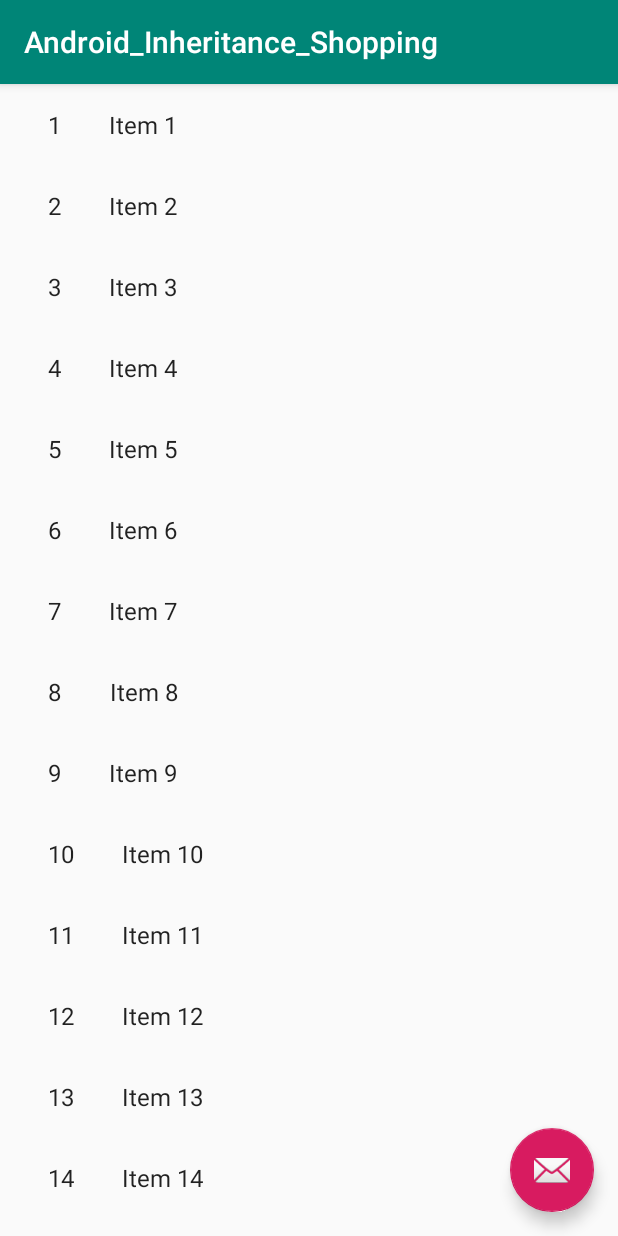
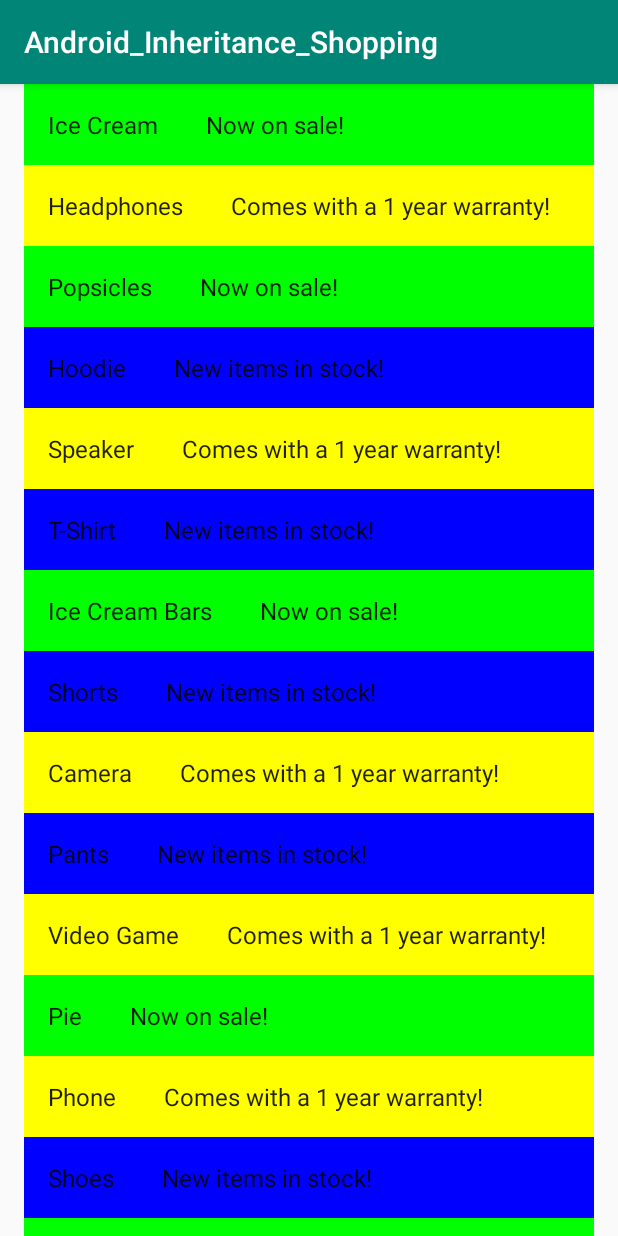
Before and after one commit to bloominstituteoftechnology/Android_Inheritance_Shopping, an Android app: the screen it shows after launch (ShoppingItemListActivity), on a phone screen of 412 x 824 dp. Run offline under Robolectric (Android 15) with nearby library versions, the phone set to English and light mode, and no system bars.

Commit message:
Created ShoppingItem class and children. Changed recycler view to display item info and change background color.

```diff
--- /dev/null
+++ b/app/src/main/java/com/joshuahalvorson/android_inheritance_shopping/Clothing.java
@@ -0,0 +1,16 @@
+package com.joshuahalvorson.android_inheritance_shopping;
+
+import android.graphics.Color;
+
+public class Clothing extends ShoppingItem{
+    static final int COLOR_ID = Color.BLUE;
+
+    public Clothing(String productName){
+        super(productName, COLOR_ID);
+    }
+
+    @Override
+    public String getDisplayName() {
+        return "New items in stock!";
+    }
+}
--- /dev/null
+++ b/app/src/main/java/com/joshuahalvorson/android_inheritance_shopping/Dessert.java
@@ -0,0 +1,16 @@
+package com.joshuahalvorson.android_inheritance_shopping;
+
+import android.graphics.Color;
+
+public class Dessert extends ShoppingItem {
+    static final int COLOR_ID = Color.GREEN;
+
+    public Dessert(String productName){
+        super(productName, COLOR_ID);
+    }
+
+    @Override
+    public String getDisplayName() {
+        return "Now on sale!";
+    }
+}
--- /dev/null
+++ b/app/src/main/java/com/joshuahalvorson/android_inheritance_shopping/Electronics.java
@@ -0,0 +1,16 @@
+package com.joshuahalvorson.android_inheritance_shopping;
+
+import android.graphics.Color;
+
+public class Electronics extends ShoppingItem {
+    static final int COLOR_ID = Color.YELLOW;
+
+    public Electronics(String productName){
+        super(productName, COLOR_ID);
+    }
+
+    @Override
+    public String getDisplayName() {
+        return "Comes with a 1 year warranty!";
+    }
+}
--- /dev/null
+++ b/app/src/main/java/com/joshuahalvorson/android_inheritance_shopping/ShoppingItem.java
@@ -0,0 +1,16 @@
+package com.joshuahalvorson.android_inheritance_shopping;
+
+public class ShoppingItem {
+    String productName;
+    int colorId;
+
+    protected ShoppingItem(String productName, int colorId) {
+        this.productName = productName;
+        this.colorId = colorId;
+    }
+
+    public String getDisplayName(){
+        return this.productName;
+    }
+
+}
--- a/app/src/main/java/com/joshuahalvorson/android_inheritance_shopping/ShoppingItemListActivity.java
+++ b/app/src/main/java/com/joshuahalvorson/android_inheritance_shopping/ShoppingItemListActivity.java
@@ -1,7 +1,5 @@
 package com.joshuahalvorson.android_inheritance_shopping;
 
-import android.content.Context;
-import android.content.Intent;
 import android.os.Bundle;
 import android.support.annotation.NonNull;
 import android.support.v7.app.AppCompatActivity;
@@ -12,20 +10,11 @@ import android.support.design.widget.Snackbar;
 import android.view.LayoutInflater;
 import android.view.View;
 import android.view.ViewGroup;
+import android.widget.LinearLayout;
 import android.widget.TextView;
-
-import com.joshuahalvorson.android_inheritance_shopping.dummy.DummyContent;
-
+import java.util.ArrayList;
 import java.util.List;
 
-/**
- * An activity representing a list of ItemsShoppingItems. This activity
- * has different presentations for handset and tablet-size devices. On
- * handsets, the activity presents a list of items, which when touched,
- * lead to a {@link ShoppingItemDetailActivity} representing
- * item details. On tablets, the activity presents the list of items and
- * item details side-by-side using two vertical panes.
- */
 public class ShoppingItemListActivity extends AppCompatActivity {
 
     /**
@@ -33,6 +22,7 @@ public class ShoppingItemListActivity extends AppCompatActivity {
      * device.
      */
     private boolean mTwoPane;
+    private ArrayList<ShoppingItem> items;
 
     @Override
     protected void onCreate(Bundle savedInstanceState) {
@@ -43,15 +33,6 @@ public class ShoppingItemListActivity extends AppCompatActivity {
         setSupportActionBar(toolbar);
         toolbar.setTitle(getTitle());
 
-        FloatingActionButton fab = (FloatingActionButton) findViewById(R.id.fab);
-        fab.setOnClickListener(new View.OnClickListener() {
-            @Override
-            public void onClick(View view) {
-                Snackbar.make(view, "Replace with your own action", Snackbar.LENGTH_LONG)
-                        .setAction("Action", null).show();
-            }
-        });
-
         if (findViewById(R.id.shoppingitem_detail_container) != null) {
             // The detail container view will be present only in the
             // large-screen layouts (res/values-w900dp).
@@ -60,45 +41,41 @@ public class ShoppingItemListActivity extends AppCompatActivity {
             mTwoPane = true;
         }
 
+        items = new ArrayList<>();
+        items.add(new Dessert("Ice Cream"));
+        items.add(new Electronics("Headphones"));
+        items.add(new Dessert("Popsicles"));
+        items.add(new Clothing("Hoodie"));
+        items.add(new Electronics("Speaker"));
+        items.add(new Clothing("T-Shirt"));
+        items.add(new Dessert("Ice Cream Bars"));
+        items.add(new Clothing("Shorts"));
+        items.add(new Electronics("Camera"));
+        items.add(new Clothing("Pants"));
+        items.add(new Electronics("Video Game"));
+        items.add(new Dessert("Pie"));
+        items.add(new Electronics("Phone"));
+        items.add(new Clothing("Shoes"));
+        items.add(new Dessert("Cake"));
+
         View recyclerView = findViewById(R.id.shoppingitem_list);
         assert recyclerView != null;
         setupRecyclerView((RecyclerView) recyclerView);
     }
 
     private void setupRecyclerView(@NonNull RecyclerView recyclerView) {
-        recyclerView.setAdapter(new SimpleItemRecyclerViewAdapter(this, DummyContent.ITEMS, mTwoPane));
+        recyclerView.setAdapter(new SimpleItemRecyclerViewAdapter(this, items, mTwoPane));
     }
 
     public static class SimpleItemRecyclerViewAdapter
             extends RecyclerView.Adapter<SimpleItemRecyclerViewAdapter.ViewHolder> {
 
         private final ShoppingItemListActivity mParentActivity;
-        private final List<DummyContent.DummyItem> mValues;
+        private final List<ShoppingItem> mValues;
         private final boolean mTwoPane;
-        private final View.OnClickListener mOnClickListener = new View.OnClickListener() {
-            @Override
-            public void onClick(View view) {
-                DummyContent.DummyItem item = (DummyContent.DummyItem) view.getTag();
-                if (mTwoPane) {
-                    Bundle arguments = new Bundle();
-                    arguments.putString(ShoppingItemDetailFragment.ARG_ITEM_ID, item.id);
-                    ShoppingItemDetailFragment fragment = new ShoppingItemDetailFragment();
-                    fragment.setArguments(arguments);
-                    mParentActivity.getSupportFragmentManager().beginTransaction()
-                            .replace(R.id.shoppingitem_detail_container, fragment)
-                            .commit();
-                } else {
-                    Context context = view.getContext();
-                    Intent intent = new Intent(context, ShoppingItemDetailActivity.class);
-                    intent.putExtra(ShoppingItemDetailFragment.ARG_ITEM_ID, item.id);
-
-                    context.startActivity(intent);
-                }
-            }
-        };
 
         SimpleItemRecyclerViewAdapter(ShoppingItemListActivity parent,
-                                      List<DummyContent.DummyItem> items,
+                                      List<ShoppingItem> items,
                                       boolean twoPane) {
             mValues = items;
             mParentActivity = parent;
@@ -114,11 +91,10 @@ public class ShoppingItemListActivity extends AppCompatActivity {
 
         @Override
         public void onBindViewHolder(final ViewHolder holder, int position) {
-            holder.mIdView.setText(mValues.get(position).id);
-            holder.mContentView.setText(mValues.get(position).content);
-
+            holder.mIdView.setText(mValues.get(position).productName);
+            holder.mContentView.setText(mValues.get(position).getDisplayName());
             holder.itemView.setTag(mValues.get(position));
-            holder.itemView.setOnClickListener(mOnClickListener);
+            holder.parentView.setBackgroundColor(mValues.get(position).colorId);
         }
 
         @Override
@@ -129,11 +105,13 @@ public class ShoppingItemListActivity extends AppCompatActivity {
         class ViewHolder extends RecyclerView.ViewHolder {
             final TextView mIdView;
             final TextView mContentView;
+            final LinearLayout parentView;
 
             ViewHolder(View view) {
                 super(view);
-                mIdView = (TextView) view.findViewById(R.id.id_text);
-                mContentView = (TextView) view.findViewById(R.id.content);
+                parentView = view.findViewById(R.id.parent_view);
+                mIdView = view.findViewById(R.id.id_text);
+                mContentView = view.findViewById(R.id.content);
             }
         }
     }
--- a/app/src/main/java/com/joshuahalvorson/android_inheritance_shopping/dummy/DummyContent.java
+++ /dev/null
@@ -1,72 +0,0 @@
-package com.joshuahalvorson.android_inheritance_shopping.dummy;
-
-import java.util.ArrayList;
-import java.util.HashMap;
-import java.util.List;
-import java.util.Map;
-
-/**
- * Helper class for providing sample content for user interfaces created by
- * Android template wizards.
- * <p>
- * TODO: Replace all uses of this class before publishing your app.
- */
-public class DummyContent {
-
-    /**
-     * An array of sample (dummy) items.
-     */
-    public static final List<DummyItem> ITEMS = new ArrayList<DummyItem>();
-
-    /**
-     * A map of sample (dummy) items, by ID.
-     */
-    public static final Map<String, DummyItem> ITEM_MAP = new HashMap<String, DummyItem>();
-
-    private static final int COUNT = 25;
-
-    static {
-        // Add some sample items.
-        for (int i = 1; i <= COUNT; i++) {
-            addItem(createDummyItem(i));
-        }
-    }
-
-    private static void addItem(DummyItem item) {
-        ITEMS.add(item);
-        ITEM_MAP.put(item.id, item);
-    }
-
-    private static DummyItem createDummyItem(int position) {
-        return new DummyItem(String.valueOf(position), "Item " + position, makeDetails(position));
-    }
-
-    private static String makeDetails(int position) {
-        StringBuilder builder = new StringBuilder();
-        builder.append("Details about Item: ").append(position);
-        for (int i = 0; i < position; i++) {
-            builder.append("\nMore details information here.");
-        }
-        return builder.toString();
-    }
-
-    /**
-     * A dummy item representing a piece of content.
-     */
-    public static class DummyItem {
-        public final String id;
-        public final String content;
-        public final String details;
-
-        public DummyItem(String id, String content, String details) {
-            this.id = id;
-            this.content = content;
-            this.details = details;
-        }
-
-        @Override
-        public String toString() {
-            return content;
-        }
-    }
-}
--- a/app/src/main/res/layout/activity_shoppingitem_list.xml
+++ b/app/src/main/res/layout/activity_shoppingitem_list.xml
@@ -30,13 +30,5 @@
         <include layout="@layout/shoppingitem_list" />
     </FrameLayout>
 
-    <android.support.design.widget.FloatingActionButton
-        android:id="@+id/fab"
-        android:layout_width="wrap_content"
-        android:layout_height="wrap_content"
-        android:layout_gravity="bottom|end"
-        android:layout_margin="@dimen/fab_margin"
-        app:srcCompat="@android:drawable/ic_dialog_email" />
-
 
 </android.support.design.widget.CoordinatorLayout>
--- a/app/src/main/res/layout/shoppingitem_list_content.xml
+++ b/app/src/main/res/layout/shoppingitem_list_content.xml
@@ -1,6 +1,7 @@
 <?xml version="1.0" encoding="utf-8"?>
 <LinearLayout xmlns:android="http://schemas.android.com/apk/res/android"
-    android:layout_width="wrap_content"
+    android:id="@+id/parent_view"
+    android:layout_width="match_parent"
     android:layout_height="wrap_content"
     android:orientation="horizontal">
 
```
Also changed, not shown: app/src/main/AndroidManifest.xml (+0 -9 lines), app/src/main/java/com/joshuahalvorson/android_inheritance_shopping/ShoppingItemDetailActivity.java (deleted, +0 -81 lines), app/src/main/java/com/joshuahalvorson/android_inheritance_shopping/ShoppingItemDetailFragment.java (deleted, +0 -69 lines), app/src/main/res/layout/activity_shoppingitem_detail.xml (deleted, +0 -54 lines), app/src/main/res/layout/shoppingitem_detail.xml (deleted, +0 -10 lines).
